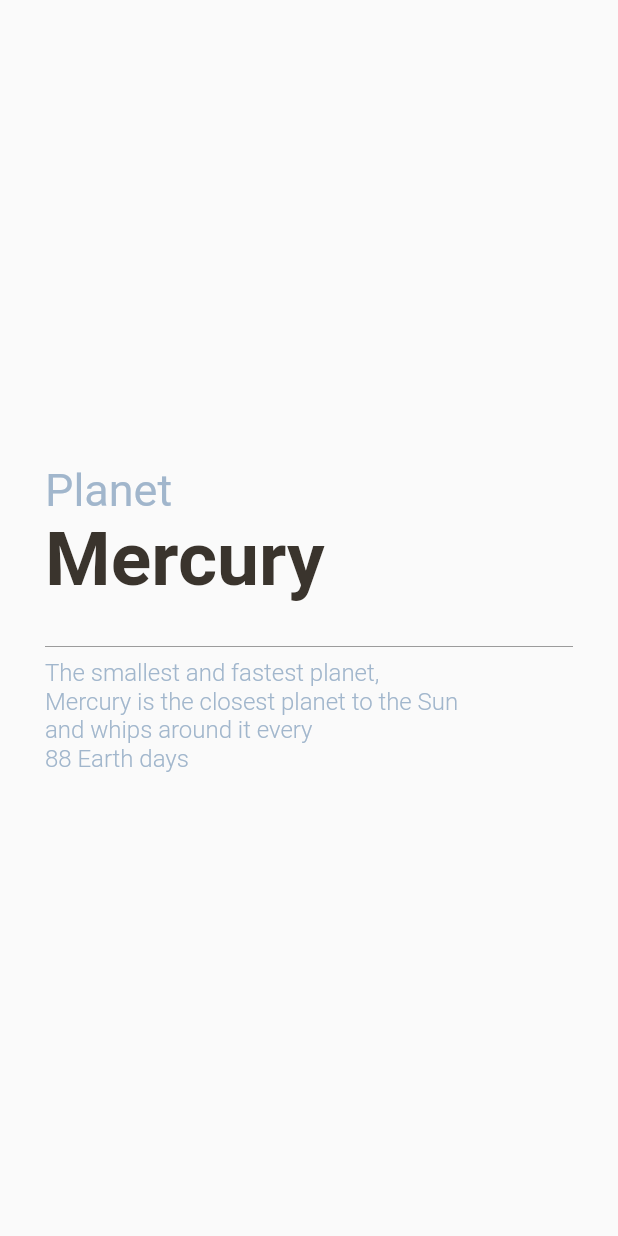
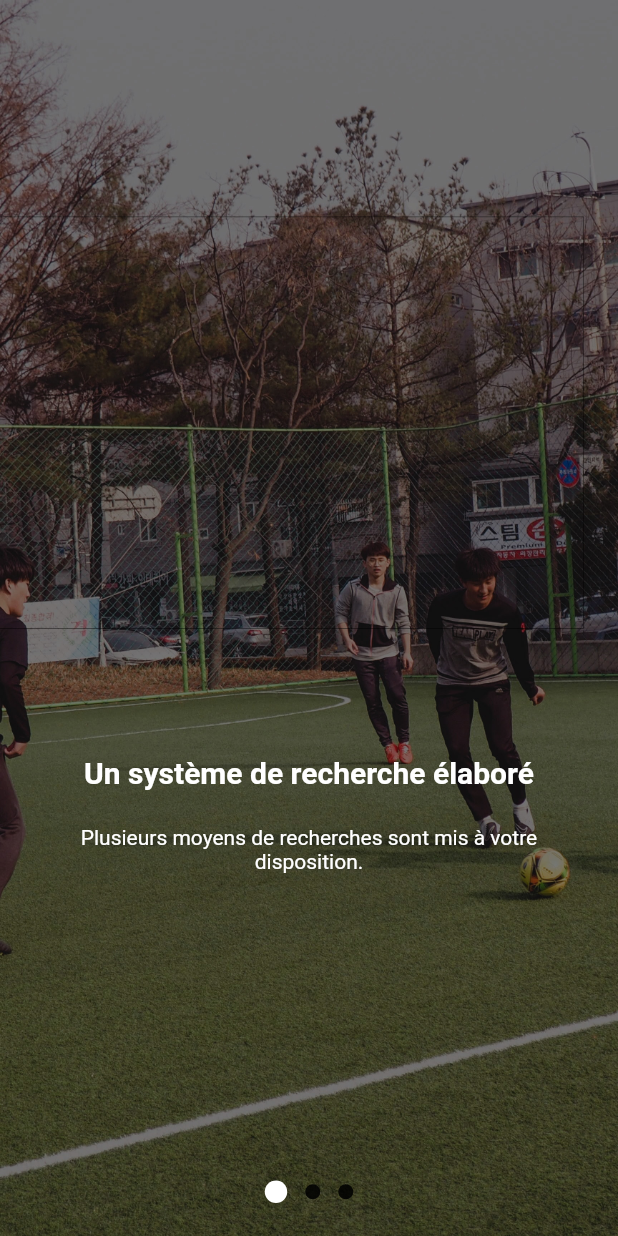
Before and after one commit to lblandin/CityAccessFlutter, a Flutter app: the screen it shows after launch, on a phone screen of 412 x 824 dp. Run offline on Flutter 3.47's test engine with Material 2 defaults, Android fonts, the phone set to English and light mode, and no system bars; drawn by our look-alikes of introduction_screen, liquid_swipe; our stand-ins replace curved_navigation_bar, firebase_core, firebase_database, font_awesome_flutter, google_maps_flutter, simple_animations; accounts and stored records are empty.

Commit message:
Réglage border image détails terrain

```diff
--- a/lib/maps.dart
+++ b/lib/maps.dart
@@ -175,7 +175,7 @@ class MapState extends State<Map> {
                   Padding(
                     padding: const EdgeInsets.all(8.0),
                     child: _boxes(
-                        "https://lh5.googleusercontent.com/p/AF1QipO3VPL9m-b355xWeg4MXmOQTauFAEkavSluTtJU=w225-h160-k-no",
+                        "assets/stade.jpg",
                         terrains[index].lat,
                         terrains[index].lng,
                         terrains[index].nom,
@@ -207,13 +207,13 @@ class MapState extends State<Map> {
                 mainAxisAlignment: MainAxisAlignment.spaceBetween,
                 children: <Widget>[
                   Container(
-                    width: 180,
-                    height: 200,
+                    width: 270,
+                    height: 190,
                     child: ClipRRect(
-                      borderRadius: BorderRadius.circular(24.0),
+                      borderRadius: BorderRadius.only(topLeft:  Radius.circular(24.0), bottomLeft: Radius.circular(24.0)),
                       child: Image(
                         fit: BoxFit.fill,
-                        image: NetworkImage(_image),
+                        image: AssetImage(_image),
                       ),
                     ),
                   ),
@@ -240,7 +240,7 @@ class MapState extends State<Map> {
               child: Text(
             terrains[index].nom,
             style: TextStyle(
-                color: Color(0xff6200ee),
+                color: Color.fromRGBO(50, 75, 175, 1),
                 fontSize: 24.0,
                 fontWeight: FontWeight.bold),
           )),
--- a/lib/menu/detailTerrain.dart
+++ b/lib/menu/detailTerrain.dart
@@ -58,7 +58,7 @@ class _DetailTerrainPage extends State<DetailTerrainPage> {
               Container(
                 height: MediaQuery.of(context).size.height * 0.4,
                 decoration: BoxDecoration(
-                  borderRadius: BorderRadius.circular(30.0),
+                  //borderRadius: BorderRadius.circular(30.0),
                   boxShadow: [
                     BoxShadow(
                       color: Colors.black26,
@@ -70,7 +70,7 @@ class _DetailTerrainPage extends State<DetailTerrainPage> {
                 child: Hero(
                     tag: "assets/stade.jpg",
                     child: ClipRRect(
-                      borderRadius: BorderRadius.circular(30.0),
+                      //borderRadius: BorderRadius.circular(30.0),
                       child: ColorFiltered(
                         colorFilter:
                             ColorFilter.mode(Colors.black38, BlendMode.darken),
--- a/lib/screen/onboarding_screen.dart
+++ b/lib/screen/onboarding_screen.dart
@@ -1,4 +1,5 @@
 import 'package:CityAccess/main.dart';
+import 'package:CityAccess/widget/tuto.dart';
 import 'package:flutter/cupertino.dart';
 import 'package:flutter/material.dart';
 import 'package:flutter/services.dart';
@@ -31,315 +32,188 @@ class _tuto extends StatefulWidget{
 
 }
 
+//final pages = [
+//  Tuto("assets/tuto1.jpg", "Un système de recherche élaboré", "Plusieurs moyens de recherches sont mis à votre disposition"),
+//  Tuto("assets/tuto2.jpg", "Un système de recherche élaboré", "Plusieurs moyens de recherches sont mis à votre disposition"),
+//  Tuto("assets/tuto3.jpg", "Un système de recherche élaboré", "Plusieurs moyens de recherches sont mis à votre disposition"),
+//];
+
 class OnboardingScreen extends State<_tuto> {
-  List<String> desBg = [
-    "assets/tuto1.jpg",
-    "assets/tuto2.jpg",
-    "assets/tuto3.jpg",
-  ];
 
-  LiquidController liquidController;
-
-
-  int index = 1;
-
-  @override
-  initState(){
-    liquidController = new LiquidController();
-    index = 1;
-    super.initState();
-  }
-
-  final pages = [
-    Container(
-      child: Column(
-        mainAxisAlignment: MainAxisAlignment.spaceEvenly,
-        crossAxisAlignment: CrossAxisAlignment.start,
-        children: <Widget>[
-
-          Padding(
-            padding: EdgeInsets.symmetric(horizontal: 30.0),
-            child: Column(
-              crossAxisAlignment: CrossAxisAlignment.start,
-              children: <Widget>[
-                Text(
-                  "Planet",
-                  style: TextStyle(
-                    fontSize: 30.0,
-                    color: Color(0xFFA1B6CC),
-                  ),
-                ),
-                Text(
-                  "Mercury",
-                  style: TextStyle(
-                      fontSize: 50.0,
-                      color: Color(0xFF3A342D),
-                      fontWeight: FontWeight.bold),
-                ),
-                SizedBox(height: 20.0),
-                Divider(color: Colors.black38),
-                Text(
-                  "The smallest and fastest planet,\nMercury is the "
-                      "closest planet to the Sun \nand whips around it "
-                      "every \n88 Earth days",
-                  style: TextStyle(
-                      color: Color(0xFFA1B6CC),
-                      fontWeight: FontWeight.w300,
-                      fontSize: 16.0),
-                )
-              ],
-            ),
-          )
-        ],
-      ),
-    ),
-    Container(
-      child: Column(
-        mainAxisAlignment: MainAxisAlignment.spaceEvenly,
-        crossAxisAlignment: CrossAxisAlignment.start,
-        children: <Widget>[
-
-          Padding(
-            padding: EdgeInsets.symmetric(horizontal: 30.0),
-            child: Column(
-              crossAxisAlignment: CrossAxisAlignment.start,
-              children: <Widget>[
-                Text(
-                  "Planet",
-                  style: TextStyle(
-                    fontSize: 30.0,
-                    color: Color(0xFFA1B6CC),
-                  ),
-                ),
-                Text(
-                  "Venus",
-                  style: TextStyle(
-                      fontSize: 50.0,
-                      color: Color(0xFFE8BB57),
-                      fontWeight: FontWeight.bold),
-                ),
-                SizedBox(height: 20.0),
-                Divider(color: Color(0xFFE8BB57)),
-                Text(
-                  "Spinning in the opposite direction \n"
-                      "to most planets, Venus is the  \n"
-                      "hottest planet, and one of the"
-                      "and one of the \n"
-                      "brightest objects in the sky",
-                  style: TextStyle(
-                      color: Colors.blueGrey,
-                      fontWeight: FontWeight.w300,
-                      fontSize: 16.0),
-                )
-              ],
-            ),
-          )
-        ],
-      ),
-    ),
-    Container(
-
-      child: Column(
-        mainAxisAlignment: MainAxisAlignment.spaceEvenly,
-        crossAxisAlignment: CrossAxisAlignment.start,
-        children: <Widget>[
-          Center(
-          ),
-          Padding(
-            padding: EdgeInsets.symmetric(horizontal: 30.0),
-            child: Column(
-              crossAxisAlignment: CrossAxisAlignment.start,
-              children: <Widget>[
-                Text(
-                  "Planet",
-                  style: TextStyle(
-                    fontSize: 30.0,
-                    color: Color(0xFFA1B6CC),
-                  ),
-                ),
-                Text(
-                  "Earth",
-                  style: TextStyle(
-                      fontSize: 50.0,
-                      color: Color(0xFF888C76),
-                      fontWeight: FontWeight.bold),
-                ),
-                SizedBox(height: 20.0),
-                Divider(color: Colors.blueGrey),
-                Text(
-                  "The place we call home, \nEarth is the third rock\n"
-                      "from the sun and the only planet\n"
-                      "with known life on it",
-                  style: TextStyle(
-                      color: Color(0xFFD4D4D2),
-                      fontWeight: FontWeight.w300,
-                      fontSize: 16.0),
-                )
-              ],
-            ),
-          )
-        ],
-      ),
-    ),
-  ];
-
-  @override
-  Widget build(BuildContext context) {
-
-    return Scaffold(
-
-      body: Container(
-        decoration: BoxDecoration(
-            image: new DecorationImage(image: AssetImage(desBg[index]), fit: BoxFit.cover)
-        ),
-        child: LiquidSwipe(
-          liquidController: liquidController,
-          initialPage: 0,
-          currentUpdateTypeCallback: changeIndex(),
-          pages: pages,
-          enableLoop: false,
-          fullTransitionValue: 600,
-          enableSlideIcon: true,
-          waveType: WaveType.circularReveal,
-
-        ),
-      ),
-    );
-  }
-
-  changeIndex() {
-    setState(() {
-      index = liquidController.currentPage;
-    });
-  }
-
-
-}
-//  List<PageViewModel> getPages(BuildContext context) {
-//    return [
-//      PageViewModel(
-//        titleWidget: Container(
-//          height: MediaQuery.of(context).size.height * 0.6,
-//          alignment: Alignment.bottomCenter,
-//          child: Text(
-//            "Un système de recherche élaboré",
-//            style: TextStyle(
-//                color: Colors.white, fontSize: 20, fontWeight: FontWeight.bold),
-//            textAlign: TextAlign.center,
-//          ),
-//        ),
-//        bodyWidget: Column(
-//          mainAxisAlignment: MainAxisAlignment.center,
-//          children: [
-//            Container(
-//              alignment: Alignment.center,
-//              child: Text(
-//                "Plusieurs moyens de recherches sont mis à votre disposition.",
-//                style: TextStyle(color: Colors.white),
-//                textAlign: TextAlign.center,
-//              ),
-//            ),
-//          ],
-//        ),
-//        decoration: PageDecoration(
-//          boxDecoration: BoxDecoration(
-//            image: DecorationImage(
-//              image: AssetImage("assets/tuto1.jpg"),
-//              fit: BoxFit.cover,
-//            ),
-//          ),
-//        ),
-//      ),
-//      PageViewModel(
-//        titleWidget: Container(
-//          height: MediaQuery.of(context).size.height * 0.6,
-//          alignment: Alignment.bottomCenter,
-//          child: Text(
-//            "Trouvez le terrain idéal",
-//            style: TextStyle(
-//                color: Colors.white, fontSize: 20, fontWeight: FontWeight.bold),
-//            textAlign: TextAlign.center,
-//          ),
-//        ),
-//        bodyWidget: Column(
-//          mainAxisAlignment: MainAxisAlignment.center,
-//          children: [
-//            Container(
-//              alignment: Alignment.center,
-//              child: Text(
-//                "Trouvez facilement un terrain de port proche de chez vous.",
-//                style: TextStyle(color: Colors.white),
-//                textAlign: TextAlign.center,
-//              ),
-//            ),
-//          ],
-//        ),
-//        decoration: PageDecoration(
-//          boxDecoration: BoxDecoration(
-//            image: DecorationImage(
-//              image: AssetImage("assets/tuto2.jpg"),
-//              fit: BoxFit.cover,
-//            ),
-//          ),
-//        ),
-//      ),
-//      PageViewModel(
-//        titleWidget: Container(
-//          height: MediaQuery.of(context).size.height * 0.6,
-//          alignment: Alignment.bottomCenter,
-//          child: Text(
-//            "Jouez avec n'importe qui",
-//            style: TextStyle(
-//                color: Colors.white, fontSize: 20, fontWeight: FontWeight.bold),
-//            textAlign: TextAlign.center,
-//          ),
-//        ),
-//        bodyWidget: Column(
-//          mainAxisAlignment: MainAxisAlignment.center,
-//          children: [
-//            Container(
-//              alignment: Alignment.center,
-//              child: Text(
-//                "C'est le moment de faire des rencontres et de découvrir d'autres sports.",
-//                style: TextStyle(color: Colors.white),
-//                textAlign: TextAlign.center,
-//              ),
-//            ),
-//          ],
-//        ),
-//        decoration: PageDecoration(
-//          boxDecoration: BoxDecoration(
-//            image: DecorationImage(
-//              image: AssetImage("assets/tuto3.jpg"),
-//              fit: BoxFit.cover,
-//            ),
-//          ),
-//        ),
-//      ),
-//    ];
+//  LiquidController liquidController;
+//
+//
+//  int index = 1;
+//
+//  @override
+//  initState() {
+//    liquidController = new LiquidController();
+//    index = 1;
+//    super.initState();
 //  }
 //
 //  @override
 //  Widget build(BuildContext context) {
 //    return Scaffold(
-//      body: IntroductionScreen(
-//        globalBackgroundColor: Colors.transparent,
-//        pages: getPages(context),
-//        skipFlex: 0,
-//        nextFlex: 0,
-//        dotsDecorator: DotsDecorator(
-//          activeColor: Colors.white,
-//          activeSize: Size.square(15.0),
-//          size: Size.square(10.0),
-//          color: Colors.black87,
+//
+//      body: Container(
+//        child: LiquidSwipe(
+//          liquidController: liquidController,
+//          initialPage: 0,
+//          pages: pages,
+//          enableLoop: false,
+//          fullTransitionValue: 600,
+//          enableSlideIcon: true,
+//          waveType: WaveType.circularReveal,
+//
 //        ),
-//        done: Text(
-//          "Done",
-//          style: TextStyle(color: Colors.white, fontWeight: FontWeight.bold),
-//        ),
-//        onDone: () {
-//          Navigator.push(context,
-//              new MaterialPageRoute(builder: (context) => MyHomePage()));
-//        },
 //      ),
 //    );
+//  }
+//
+//  changeIndex() {
+//    setState(() {
+//      index = liquidController.currentPage;
+//    });
+//  }
+
+  List<PageViewModel> getPages(BuildContext context) {
+    return [
+      PageViewModel(
+        titleWidget: Container(
+          height: MediaQuery
+              .of(context)
+              .size
+              .height * 0.6,
+          alignment: Alignment.bottomCenter,
+          child: Text(
+            "Un système de recherche élaboré",
+            style: TextStyle(
+                color: Colors.white, fontSize: 20, fontWeight: FontWeight.bold),
+            textAlign: TextAlign.center,
+          ),
+        ),
+        bodyWidget: Column(
+          mainAxisAlignment: MainAxisAlignment.center,
+          children: [
+            Container(
+              alignment: Alignment.center,
+              child: Text(
+                "Plusieurs moyens de recherches sont mis à votre disposition.",
+                style: TextStyle(color: Colors.white),
+                textAlign: TextAlign.center,
+              ),
+            ),
+          ],
+        ),
+        decoration: PageDecoration(
+          boxDecoration: BoxDecoration(
+            image: DecorationImage(
+              image: AssetImage("assets/tuto1.jpg"),
+              fit: BoxFit.cover,
+            ),
+          ),
+        ),
+      ),
+      PageViewModel(
+        titleWidget: Container(
+          height: MediaQuery
+              .of(context)
+              .size
+              .height * 0.6,
+          alignment: Alignment.bottomCenter,
+          child: Text(
+            "Trouvez le terrain idéal",
+            style: TextStyle(
+                color: Colors.white, fontSize: 20, fontWeight: FontWeight.bold),
+            textAlign: TextAlign.center,
+          ),
+        ),
+        bodyWidget: Column(
+          mainAxisAlignment: MainAxisAlignment.center,
+          children: [
+            Container(
+              alignment: Alignment.center,
+              child: Text(
+                "Trouvez facilement un terrain de port proche de chez vous.",
+                style: TextStyle(color: Colors.white),
+                textAlign: TextAlign.center,
+              ),
+            ),
+          ],
+        ),
+        decoration: PageDecoration(
+          boxDecoration: BoxDecoration(
+            image: DecorationImage(
+              image: AssetImage("assets/tuto2.jpg"),
+              fit: BoxFit.cover,
+            ),
+          ),
+        ),
+      ),
+      PageViewModel(
+        titleWidget: Container(
+          height: MediaQuery
+              .of(context)
+              .size
+              .height * 0.6,
+          alignment: Alignment.bottomCenter,
+          child: Text(
+            "Jouez avec n'importe qui",
+            style: TextStyle(
+                color: Colors.white, fontSize: 20, fontWeight: FontWeight.bold),
+            textAlign: TextAlign.center,
+          ),
+        ),
+        bodyWidget: Column(
+          mainAxisAlignment: MainAxisAlignment.center,
+          children: [
+            Container(
+              alignment: Alignment.center,
+              child: Text(
+                "C'est le moment de faire des rencontres et de découvrir d'autres sports.",
+                style: TextStyle(color: Colors.white),
+                textAlign: TextAlign.center,
+              ),
+            ),
+          ],
+        ),
+        decoration: PageDecoration(
+          boxDecoration: BoxDecoration(
+            image: DecorationImage(
+              image: AssetImage("assets/tuto3.jpg"),
+              fit: BoxFit.cover,
+            ),
+          ),
+        ),
+      ),
+    ];
+  }
+
+  @override
+  Widget build(BuildContext context) {
+    return Scaffold(
+      body: IntroductionScreen(
+        globalBackgroundColor: Colors.transparent,
+        pages: getPages(context),
+        skipFlex: 0,
+        nextFlex: 0,
+        dotsDecorator: DotsDecorator(
+          activeColor: Colors.white,
+          activeSize: Size.square(15.0),
+          size: Size.square(10.0),
+          color: Colors.black87,
+        ),
+        done: Text(
+          "Done",
+          style: TextStyle(color: Colors.white, fontWeight: FontWeight.bold),
+        ),
+        onDone: () {
+          Navigator.push(context,
+              new MaterialPageRoute(builder: (context) => MyHomePage()));
+        },
+      ),
+    );
+  }
+}
+//}
--- /dev/null
+++ b/lib/widget/tuto.dart
@@ -0,0 +1,45 @@
+import 'package:flutter/cupertino.dart';
+import 'package:flutter/material.dart';
+
+Widget Tuto(String image, String title, String description) {
+  return Container(
+    decoration: BoxDecoration(
+      image: DecorationImage(
+        image: AssetImage(
+          image
+        )
+      )
+    ),
+    child: Column(
+      mainAxisAlignment: MainAxisAlignment.spaceEvenly,
+      crossAxisAlignment: CrossAxisAlignment.start,
+      children: <Widget>[
+
+        Padding(
+          padding: EdgeInsets.symmetric(horizontal: 30.0),
+          child: Column(
+            crossAxisAlignment: CrossAxisAlignment.start,
+            children: <Widget>[
+              Text(
+                title,
+                style: TextStyle(
+                  fontSize: 30.0,
+                  color: Color(0xFFA1B6CC),
+                ),
+              ),
+              Text(
+                description,
+                style: TextStyle(
+                    fontSize: 50.0,
+                    color: Color(0xFF3A342D),
+                    fontWeight: FontWeight.bold),
+              ),
+              SizedBox(height: 20.0),
+              Divider(color: Colors.black38),
+            ],
+          ),
+        )
+      ],
+    ),
+  );
+}
```
Also changed, not shown: lib/rules/football.dart (+26 -0 lines).
